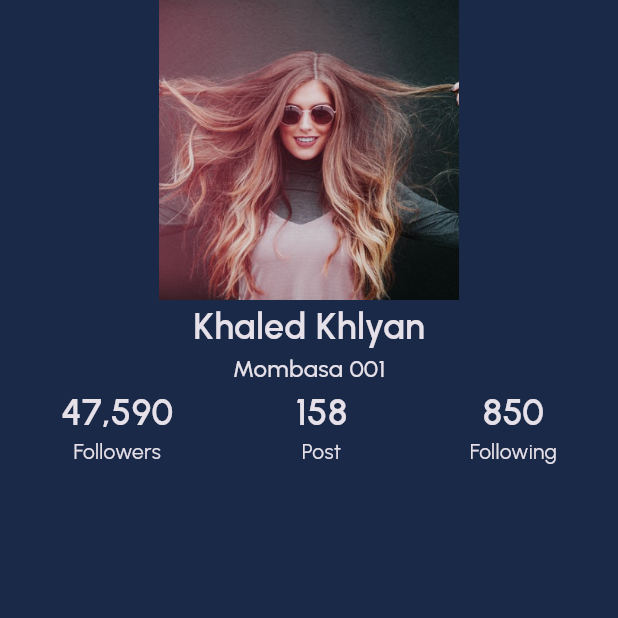
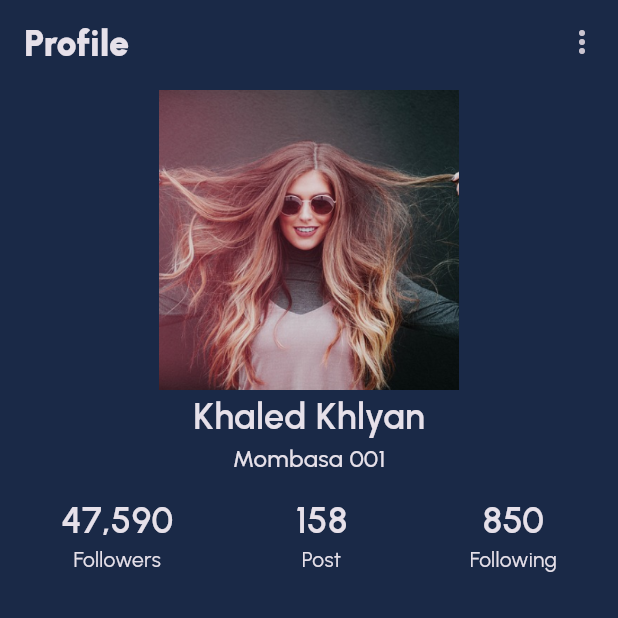
Before and after one commit to KHALEDKHLYAN/Flutter_Messaging-App, a Flutter app: the ProfilePage screen opened directly, on a phone screen of 412 x 824 dp, the top half of it. Run offline on Flutter 3.47's test engine with Material 3 defaults, Android fonts, the phone set to English and light mode, and no system bars; our stand-ins replace flutter_svg.

Commit message:
profile page

```diff
--- /dev/null
+++ b/lib/components/toolbar.dart
@@ -0,0 +1,27 @@
+// ignore_for_file: override_on_non_overriding_member
+
+import 'package:flutter/material.dart';
+import '../styles/app_colors.dart';
+import '../styles/app_text.dart';
+
+class Toolbar extends StatelessWidget implements PreferredSizeWidget {
+  final String title;
+  final List<Widget>? actions;
+  const Toolbar({super.key, required this.title, this.actions});
+
+  @override
+  Widget build(BuildContext context) {
+    return AppBar(
+      backgroundColor: AppColors.background,
+      title: Text(
+        title,
+        style: AppText.header1,
+      ),
+      centerTitle: false,
+      actions: actions,
+    );
+  }
+
+  @override
+  Size get preferredSize => const Size.fromHeight(60);
+}
--- a/lib/pages/profile_page.dart
+++ b/lib/pages/profile_page.dart
@@ -2,6 +2,7 @@
 
 import 'package:blog_app/styles/app_text.dart';
 import 'package:flutter/material.dart';
+import '../components/toolbar.dart';
 
 class ProfilePage extends StatelessWidget {
   const ProfilePage({super.key});
@@ -9,6 +10,13 @@ class ProfilePage extends StatelessWidget {
   @override
   Widget build(BuildContext context) {
     return Scaffold(
+      appBar: Toolbar(
+        title: 'Profile',
+        actions: [
+          IconButton( onPressed: (){},
+          icon: Icon(Icons.more_vert_outlined),)
+        ],
+      ),
       body: Column(
         children: [
           Image.asset(
@@ -21,6 +29,7 @@ class ProfilePage extends StatelessWidget {
             'Mombasa 001',
             style: AppText.subtitle2,
           ),
+          SizedBox(height: 12,),
           Row(
             mainAxisAlignment: MainAxisAlignment.spaceAround,
             children: [
```
Also changed, not shown: lib/pages/home_page.dart (+5 -8 lines).
